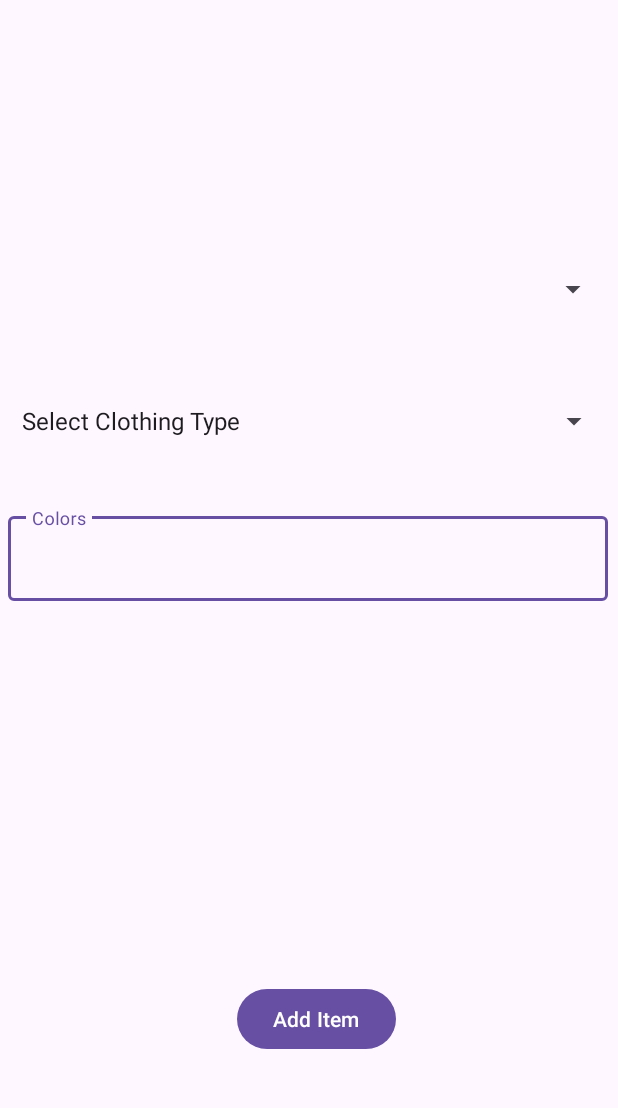
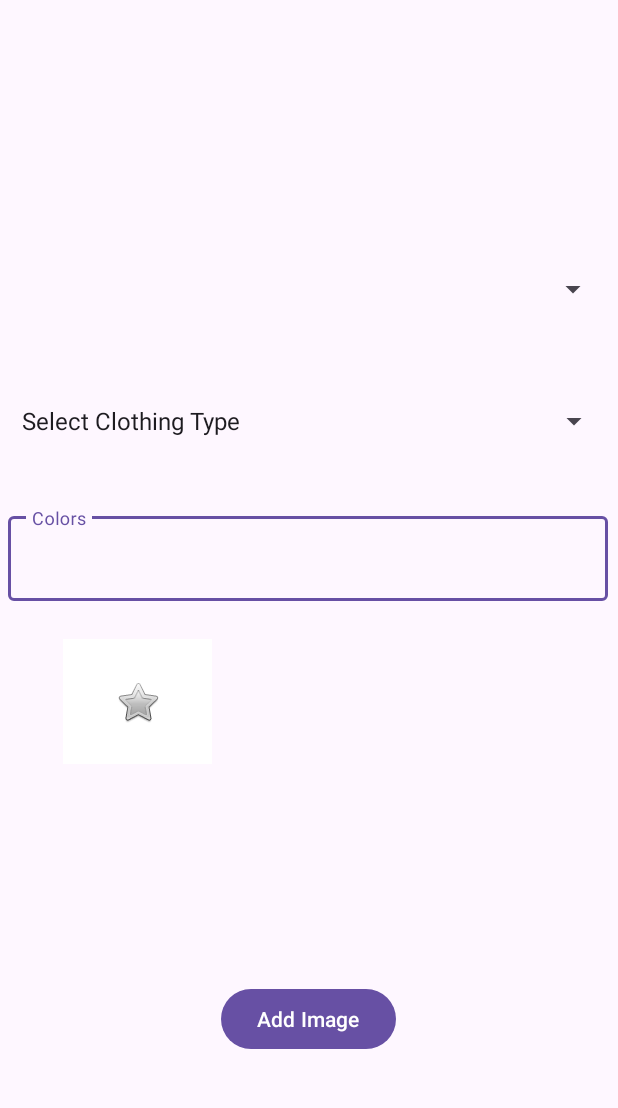
Before and after one commit to jkanderson1/MyClosetApp, an Android app: the AddItem screen opened directly, with no data from a screen before it, on a phone screen of 412 x 824 dp, the part 68-1176 px from its top. Run offline under Robolectric (Android 15) with nearby library versions, the phone set to English and light mode, and no system bars; our stand-ins replace Firebase (no records; nobody signed in at launch, a user with empty details on screens opened directly).

Commit message:
add Item to Add image

```diff
--- a/app/src/main/java/com/example/myclosetapp/AddItem.java
+++ b/app/src/main/java/com/example/myclosetapp/AddItem.java
@@ -6,6 +6,8 @@ import androidx.appcompat.app.AppCompatActivity;
 import android.content.Intent;
 import android.os.Bundle;
 import android.view.View;
+import android.view.animation.Animation;
+import android.view.animation.AnimationUtils;
 import android.widget.AdapterView;
 import android.widget.ArrayAdapter;
 import android.widget.Button;
@@ -13,8 +15,9 @@ import android.widget.ImageButton;
 import android.widget.ImageView;
 import android.widget.Spinner;
 import android.widget.TextView;
-import android.widget.Toast;
 import android.widget.ViewSwitcher;
+
+import com.google.android.material.textfield.TextInputEditText;
 
 import java.util.ArrayList;
 
@@ -27,6 +30,7 @@ public class AddItem extends AppCompatActivity {
     TextView myCloset;
     Clothing clothing;
     String[] types,styles;
+    TextInputEditText colorInput;
 
 
 
@@ -49,22 +53,37 @@ public class AddItem extends AppCompatActivity {
 
             clothing = new Clothing();
 
+        clothing.setColors(colors);
+        clothing.setSeasons(seasons);
+        clothing.setStyles(style);
 
 
-        swichFavs = (ViewSwitcher)findViewById(R.id.addItemSwitchFavorite);
+
+        favoriteMe();
+        getColors();
+        setStyleSpinner();
         setTypeSpinner();
+        finishActivity();
+    }
 
-        finished = findViewById(R.id.addItemFinished);
+    private void setStyleSpinner() {
+    }
+
+    private void getColors() {
+        colorInput = findViewById(R.id.addItemColorTextInputEditText);
+        // TODO: how to read input from text input
+    }
+
+    private void finishActivity(){
+        finished = findViewById(R.id.addItemToAddImage);
         finished.setOnClickListener(new View.OnClickListener() {
             @Override
             public void onClick(View v) {
-                clothing.setColors(colors);
-                clothing.setSeasons(seasons);
-                clothing.setStyles(style);
+                /**/
                 if (!clothing.getType().isEmpty() && !clothing.getColors().isEmpty() && !clothing.getStyles().isEmpty()){
                     clothing.addToCloset();
                     Intent intent  = new Intent(getApplicationContext(),
-                            HomeScreen.class);
+                            AddImage.class);
                     startActivity(intent);
                     finish();
                 }
@@ -92,8 +111,33 @@ public class AddItem extends AppCompatActivity {
         });
     }
 
-    protected void favoriteMe(ImageButton favorite, ImageButton notFavorite){
-        clothing.setFavorite(true);
+    private void favoriteMe(){
+        swichFavs = (ViewSwitcher)findViewById(R.id.addItemSwitchFavorite);
+        favFalse = findViewById(R.id.addItemisFavFalse);
+        favTrue = findViewById(R.id.addItemisFavTrue);
+
+        Animation in = AnimationUtils.loadAnimation(this,
+                android.R.anim.fade_in);
+        Animation out = AnimationUtils.loadAnimation(this,
+                android.R.anim.fade_out);
+
+        swichFavs.setInAnimation(in);
+        swichFavs.setOutAnimation(out);
+
+        favFalse.setOnClickListener(new View.OnClickListener() {
+            @Override
+            public void onClick(View v) {
+                clothing.setFavorite(true);
+                swichFavs.showNext();
+            }
+        });
+        favTrue.setOnClickListener(new View.OnClickListener() {
+            @Override
+            public void onClick(View v) {
+                clothing.setFavorite(false);
+                swichFavs.showPrevious();
+            }
+        });
     }
 
 
--- a/app/src/main/java/com/example/myclosetapp/Clothing.java
+++ b/app/src/main/java/com/example/myclosetapp/Clothing.java
@@ -26,7 +26,6 @@ public class Clothing {
 
     private DatabaseReference closet = FirebaseDatabase.getInstance().getReference();
 
-    // TODO: Connect clothing to firebase
 
     /**
      * Initializes a new instance of a clothing item with only an
--- a/app/src/main/res/layout/activity_add_item.xml
+++ b/app/src/main/res/layout/activity_add_item.xml
@@ -44,15 +44,14 @@
         app:layout_constraintTop_toTopOf="parent" />
 
     <Button
-        android:id="@+id/addItemFinished"
+        android:id="@+id/addItemToAddImage"
         android:layout_width="wrap_content"
         android:layout_height="wrap_content"
         android:layout_marginEnd="148dp"
         android:layout_marginBottom="72dp"
-        android:text="@string/AddItem"
+        android:text="@string/AddImage"
         app:layout_constraintBottom_toBottomOf="parent"
         app:layout_constraintEnd_toEndOf="parent"
-        app:layout_constraintHorizontal_bias="0.95"
         app:layout_constraintTop_toBottomOf="@+id/addItemColorLayout"
         app:layout_constraintVertical_bias="0.988" />
 
@@ -92,6 +91,7 @@
             android:layout_weight="1">
 
             <com.google.android.material.textfield.TextInputEditText
+                android:id="@+id/addItemColorTextInputEditText"
                 android:layout_width="match_parent"
                 android:layout_height="wrap_content"
                 android:hint="@string/colorHint" />
@@ -104,29 +104,51 @@
         android:layout_height="83dp"
         android:layout_marginTop="25dp"
         app:layout_constraintBottom_toBottomOf="parent"
-        app:layout_constraintEnd_toStartOf="@+id/addItemFinished"
+        app:layout_constraintEnd_toStartOf="@+id/addItemToAddImage"
         app:layout_constraintHorizontal_bias="0.879"
         app:layout_constraintStart_toStartOf="parent"
         app:layout_constraintTop_toBottomOf="@+id/addItemColorLayout"
         app:layout_constraintVertical_bias="0.0">
 
+        <androidx.constraintlayout.widget.ConstraintLayout
+            android:layout_width="match_parent"
+            android:layout_height="match_parent">
+
             <ImageButton
                 android:id="@+id/addItemisFavFalse"
                 android:layout_width="match_parent"
-            android:layout_height="match_parent"
-            android:layout_marginTop="85dp"
-            android:layout_marginBottom="72dp"
-            android:contentDescription="Add item to favorites"
-            app:srcCompat="@android:drawable/btn_star_big_off" />
+                android:layout_height="84dp"
+                android:background="#FFFFFF"
+                android:contentDescription="@string/removeFromFavsHint"
+                android:visibility="visible"
+                app:layout_constraintBottom_toBottomOf="parent"
+                app:layout_constraintEnd_toEndOf="parent"
+                app:layout_constraintStart_toStartOf="parent"
+                app:layout_constraintTop_toTopOf="parent"
+                app:srcCompat="@android:drawable/btn_star_big_off"
+                tools:visibility="visible" />
+        </androidx.constraintlayout.widget.ConstraintLayout>
+
+        <androidx.constraintlayout.widget.ConstraintLayout
+            android:layout_width="match_parent"
+            android:layout_height="match_parent">
 
             <ImageButton
                 android:id="@+id/addItemisFavTrue"
                 android:layout_width="match_parent"
                 android:layout_height="match_parent"
-            android:layout_marginTop="84dp"
-            android:contentDescription="Item has been added to favorites"
+                android:background="#FFFFFF"
+                android:contentDescription="@string/addToFavHint"
                 android:visibility="visible"
-            app:srcCompat="@android:drawable/btn_star_big_on" />
+                app:layout_constraintBottom_toBottomOf="parent"
+                app:layout_constraintEnd_toEndOf="parent"
+                app:layout_constraintStart_toStartOf="parent"
+                app:layout_constraintTop_toTopOf="parent"
+                app:srcCompat="@android:drawable/btn_star_big_on"
+                tools:visibility="visible" />
+
+        </androidx.constraintlayout.widget.ConstraintLayout>
+
     </ViewSwitcher>
 
 </androidx.constraintlayout.widget.ConstraintLayout>
--- a/app/src/main/res/values/strings.xml
+++ b/app/src/main/res/values/strings.xml
@@ -9,6 +9,9 @@
     <string name="my_closet">My Closet</string>
     <string name ="typeHint">Enter Clothing Type</string>
     <string name = "styleHint">Select Clothing Style(s)</string>
+    <string name="addToFavHint">Add item to favorites</string>
+    <string name ="removeFromFavsHint">Remove item from favorites</string>
+    <string name = "AddImage">Add Image</string>
     <string-array name="ClothingStyles">
         <item>Business Casual</item>
         <item>Athletic</item>
```
Lines whose indentation alone changed are shown as unchanged.
